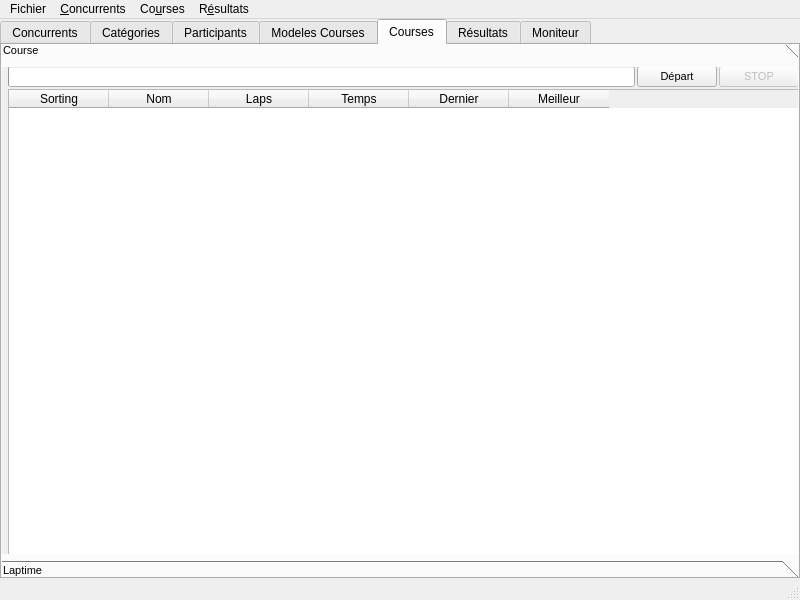
Before: the Qt Designer form MainWindow.ui in alcatrazproduction/Chrono, drawn with Qt 5.
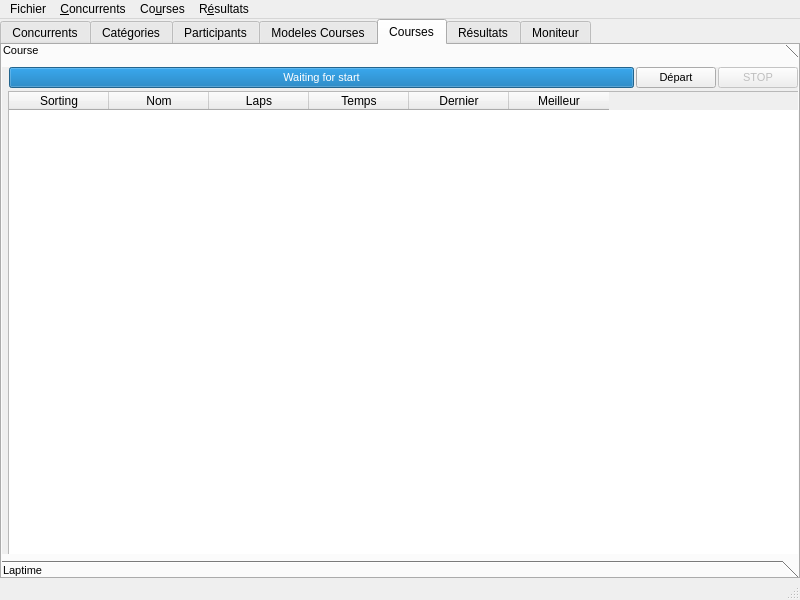
After: the same form once the commit is applied.

```diff
--- a/MainWindow.ui
+++ b/MainWindow.ui
@@ -1716,16 +1716,16 @@
             <enum>QLayout::SetMinimumSize</enum>
            </property>
            <property name="leftMargin">
-            <number>0</number>
+            <number>1</number>
            </property>
            <property name="topMargin">
-            <number>0</number>
+            <number>1</number>
            </property>
            <property name="rightMargin">
-            <number>0</number>
+            <number>1</number>
            </property>
            <property name="bottomMargin">
-            <number>0</number>
+            <number>1</number>
            </property>
            <item>
             <widget class="QProgressBar" name="PB_TimeRace">
@@ -1748,13 +1748,13 @@
               <number>1</number>
              </property>
              <property name="value">
-              <number>-1</number>
+              <number>1</number>
              </property>
              <property name="textVisible">
               <bool>true</bool>
              </property>
              <property name="format">
-              <string notr="true">Race Finished</string>
+              <string notr="true">Waiting for start</string>
              </property>
             </widget>
            </item>
```
